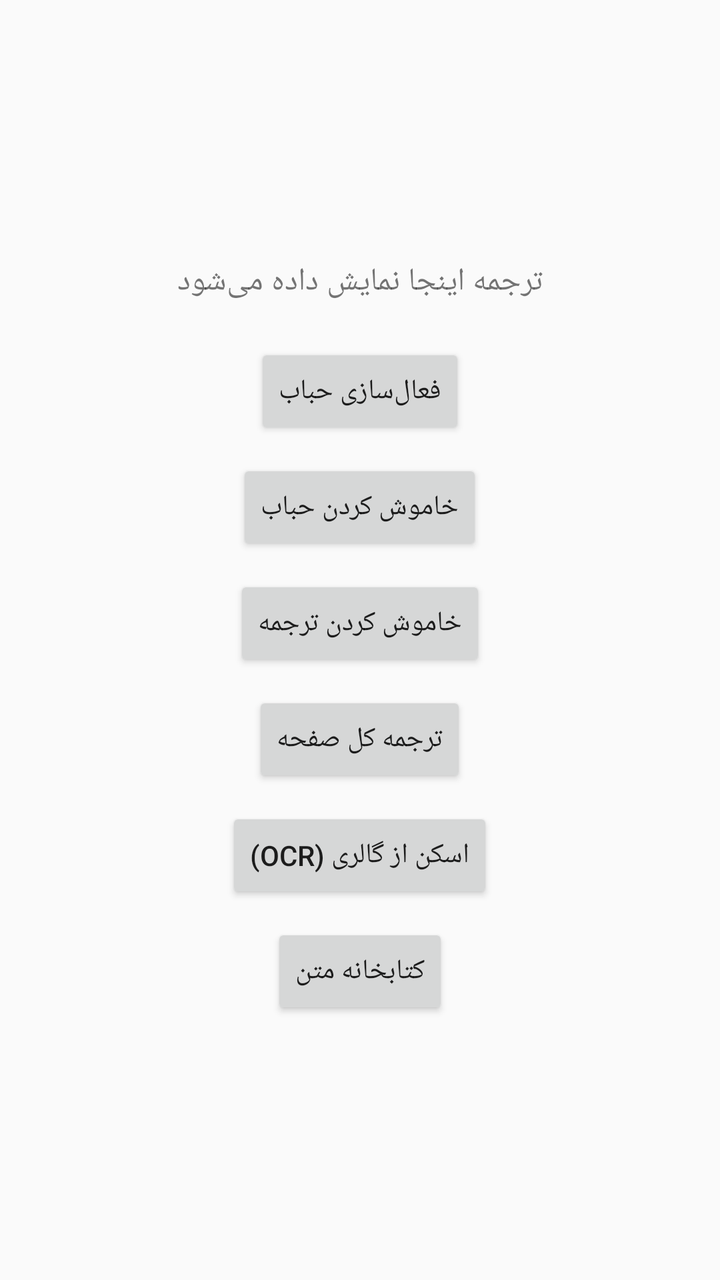
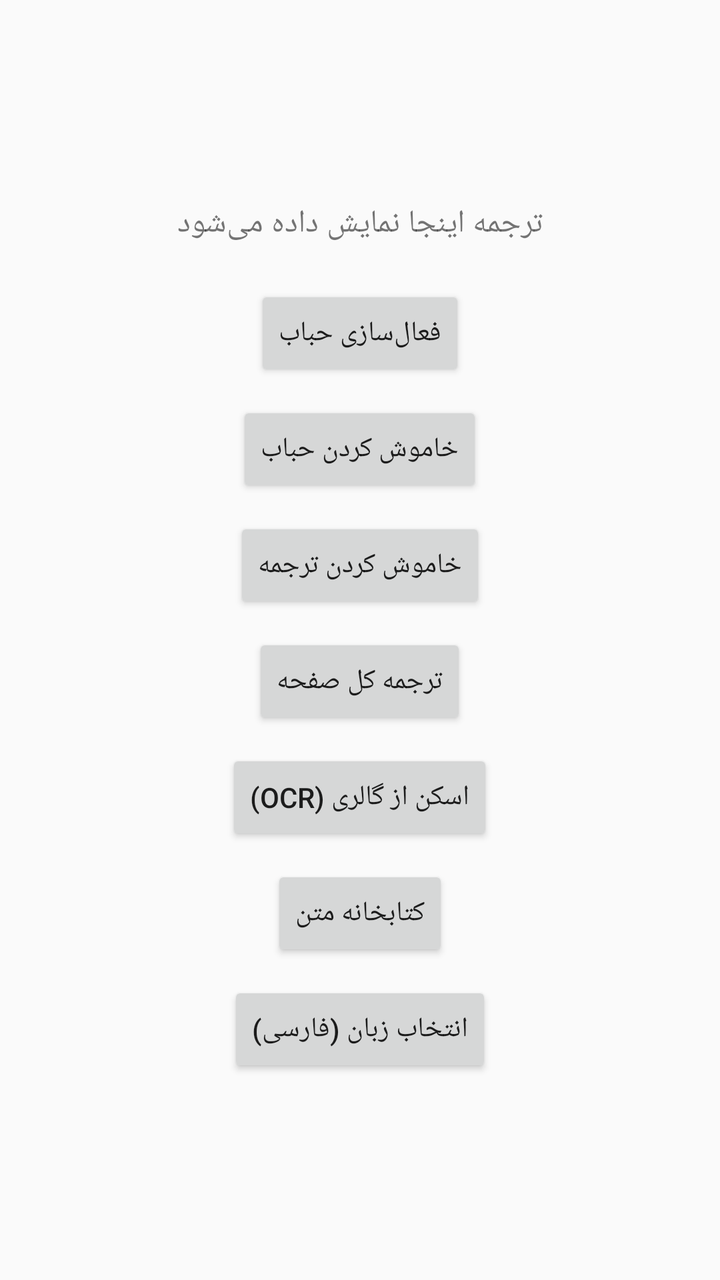

The first picture is an Android layout as it rendered before a commit; the second is the same layout after the commit. The layout source and the unified diff follow.
<!-- AndroidManifest.xml: application theme android:Theme.Material.Light.DarkActionBar -->
<!-- res/layout/activity_main.xml -->
<?xml version="1.0" encoding="utf-8"?>
<LinearLayout xmlns:android="http://schemas.android.com/apk/res/android"
    android:layout_width="match_parent"
    android:layout_height="match_parent"
    android:orientation="vertical"
    android:gravity="center"
    android:padding="20dp">

    <TextView
        android:id="@+id/resultText"
        android:layout_width="wrap_content"
        android:layout_height="wrap_content"
        android:text="ترجمه اینجا نمایش داده می‌شود"
        android:textSize="16sp"
        android:layout_marginBottom="20dp"
        android:gravity="center" />

    <Button
        android:id="@+id/translateButton"
        android:layout_width="wrap_content"
        android:layout_height="wrap_content"
        android:text="فعال‌سازی حباب" />

    <Button
        android:id="@+id/stopButton"
        android:layout_width="wrap_content"
        android:layout_height="wrap_content"
        android:layout_marginTop="10dp"
        android:text="خاموش کردن حباب" />

    <Button
        android:id="@+id/toggleTranslateButton"
        android:layout_width="wrap_content"
        android:layout_height="wrap_content"
        android:layout_marginTop="10dp"
        android:text="خاموش کردن ترجمه" />

    <Button
        android:id="@+id/manualTranslateButton"
        android:layout_width="wrap_content"
        android:layout_height="wrap_content"
        android:layout_marginTop="10dp"
        android:text="ترجمه کل صفحه" />

    <Button
        android:id="@+id/scanFromGalleryButton"
        android:layout_width="wrap_content"
        android:layout_height="wrap_content"
        android:layout_marginTop="10dp"
        android:text="اسکن از گالری (OCR)" />

    <Button
        android:id="@+id/libraryButton"
        android:layout_width="wrap_content"
        android:layout_height="wrap_content"
        android:layout_marginTop="10dp"
        android:text="کتابخانه متن" />

</LinearLayout>
<!-- resources referenced by this layout -->
<resources>

</resources>

<!-- the commit's change to res/layout/activity_main.xml (unified diff, before → after) -->
@@ -56,4 +56,11 @@
         android:layout_marginTop="10dp"
         android:text="کتابخانه متن" />
 
+    <Button
+        android:id="@+id/languageButton"
+        android:layout_width="wrap_content"
+        android:layout_height="wrap_content"
+        android:layout_marginTop="10dp"
+        android:text="انتخاب زبان (فارسی)" />
+
 </LinearLayout>
